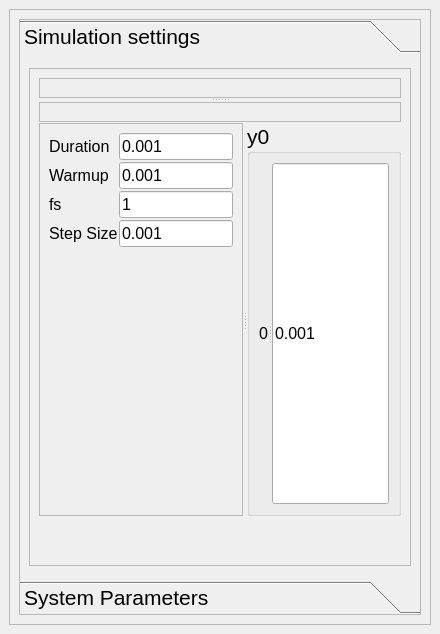
ccam80/CuNODE, file CuNODE/gui/resources/widgets/qtdesigner/sim_controller.ui: the form before one commit.
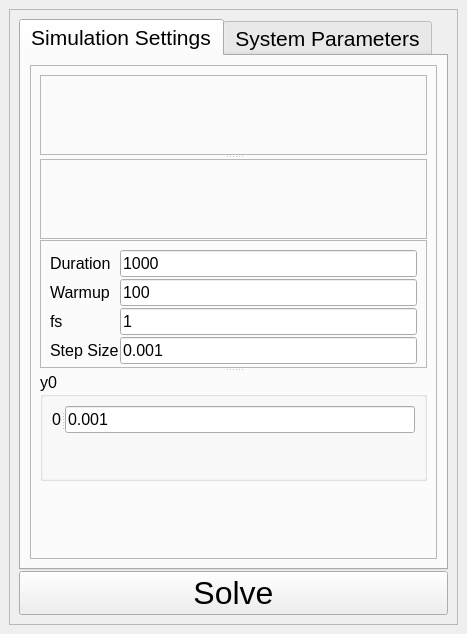
The form after the commit. The open tabs and pages were chosen to show the change. Custom widgets are drawn as their Qt base class.

Commit message: Refactor continues. Sim and plot controllers are now doing their thing appropriately, currently structuring the model controller and plot request passer. Refactored solvers and systems slightly - solver now holds no arrays, it's just a bunch of functions. Introduced genericSolver, which has all of the non-kernel guff in it, so that each solver can just overload the build_kernel method and go. Maybe. System is now not owned by solver, but fed to it as arguments, to decouple these a bit.

Diff of the .ui file:
```diff
--- a/CuNODE/gui/resources/widgets/qtdesigner/sim_controller.ui
+++ b/CuNODE/gui/resources/widgets/qtdesigner/sim_controller.ui
@@ -6,7 +6,7 @@
    <rect>
     <x>0</x>
     <y>0</y>
-    <width>440</width>
+    <width>467</width>
     <height>634</height>
    </rect>
   </property>
@@ -36,7 +36,7 @@
      </property>
      <layout class="QVBoxLayout" name="verticalLayout">
       <item>
-       <widget class="QToolBox" name="simSettingsTabs">
+       <widget class="QTabWidget" name="simSettingsTabs">
         <property name="sizePolicy">
          <sizepolicy hsizetype="Expanding" vsizetype="Expanding">
           <horstretch>1</horstretch>
@@ -48,38 +48,12 @@
           <pointsize>16</pointsize>
          </font>
         </property>
-        <property name="frameShape">
-         <enum>QFrame::Shape::StyledPanel</enum>
-        </property>
-        <property name="lineWidth">
-         <number>5</number>
-        </property>
-        <property name="midLineWidth">
-         <number>5</number>
-        </property>
         <property name="currentIndex">
          <number>1</number>
         </property>
-        <widget class="QWidget" name="simSettings_tab">
-         <property name="geometry">
-          <rect>
-           <x>0</x>
-           <y>0</y>
-           <width>400</width>
-           <height>510</height>
-          </rect>
-         </property>
-         <property name="sizePolicy">
-          <sizepolicy hsizetype="Expanding" vsizetype="Expanding">
-           <horstretch>1</horstretch>
-           <verstretch>1</verstretch>
-          </sizepolicy>
-         </property>
-         <attribute name="label">
-          <string>Simulation settings</string>
-         </attribute>
-         <attribute name="toolTip">
-          <string>Modify per-simulation settings</string>
+        <widget class="QWidget" name="SimulationSettings_tab" native="true">
+         <attribute name="title">
+          <string>Simulation Settings</string>
          </attribute>
          <layout class="QGridLayout" name="gridLayout_11">
           <item row="0" column="0" colspan="2">
@@ -118,7 +92,7 @@
                 <property name="minimumSize">
                  <size>
                   <width>0</width>
-                  <height>20</height>
+                  <height>80</height>
                  </size>
                 </property>
                 <property name="frameShape">
@@ -160,7 +134,7 @@
                </widget>
                <widget class="variable_from_to_n_scale_widget" name="param2Sweep_options">
                 <property name="sizePolicy">
-                 <sizepolicy hsizetype="Expanding" vsizetype="Expanding">
+                 <sizepolicy hsizetype="Expanding" vsizetype="MinimumExpanding">
                   <horstretch>1</horstretch>
                   <verstretch>1</verstretch>
                  </sizepolicy>
@@ -168,7 +142,7 @@
                 <property name="minimumSize">
                  <size>
                   <width>0</width>
-                  <height>20</height>
+                  <height>80</height>
                  </size>
                 </property>
                 <property name="frameShape">
@@ -211,25 +185,9 @@
               </widget>
              </item>
              <item>
-              <widget class="QSplitter" name="splitter_5">
-               <property name="sizePolicy">
-                <sizepolicy hsizetype="Expanding" vsizetype="Expanding">
-                 <horstretch>1</horstretch>
-                 <verstretch>1</verstretch>
-                </sizepolicy>
-               </property>
+              <widget class="QSplitter" name="splitter_2">
                <property name="orientation">
                 <enum>Qt::Orientation::Vertical</enum>
-               </property>
-               <widget class="QSplitter" name="splitter_4">
-                <property name="sizePolicy">
-                 <sizepolicy hsizetype="Expanding" vsizetype="Expanding">
-                  <horstretch>1</horstretch>
-                  <verstretch>1</verstretch>
-                 </sizepolicy>
-                </property>
-                <property name="orientation">
-                 <enum>Qt::Orientation::Horizontal</enum>
                 </property>
                 <widget class="QFrame" name="simTime_f">
                  <property name="sizePolicy">
@@ -409,7 +367,7 @@
                      </font>
                     </property>
                     <property name="text">
-                     <string>0.001</string>
+                    <string>100</string>
                     </property>
                     <property name="minValue" stdset="0">
                      <double>0.000000000000000</double>
@@ -436,7 +394,7 @@
                      </font>
                     </property>
                     <property name="text">
-                     <string>0.001</string>
+                    <string>1000</string>
                     </property>
                     <property name="minValue" stdset="0">
                      <double>0.000000000000000</double>
@@ -458,6 +416,11 @@
                    <verstretch>1</verstretch>
                   </sizepolicy>
                  </property>
+                <property name="font">
+                 <font>
+                  <pointsize>12</pointsize>
+                 </font>
+                </property>
                  <property name="title">
                   <string>y0</string>
                  </property>
@@ -516,8 +479,20 @@
                     </widget>
                    </widget>
                   </item>
-                 </layout>
-                </widget>
+                 <item row="1" column="0">
+                  <spacer name="verticalSpacer_2">
+                   <property name="orientation">
+                    <enum>Qt::Orientation::Vertical</enum>
+                   </property>
+                   <property name="sizeHint" stdset="0">
+                    <size>
+                     <width>20</width>
+                     <height>40</height>
+                    </size>
+                   </property>
+                  </spacer>
+                 </item>
+                </layout>
                </widget>
               </widget>
              </item>
@@ -539,22 +514,8 @@
           </item>
          </layout>
         </widget>
-        <widget class="QWidget" name="sysParams_tab">
-         <property name="geometry">
-          <rect>
-           <x>0</x>
-           <y>0</y>
-           <width>400</width>
-           <height>510</height>
-          </rect>
-         </property>
-         <property name="sizePolicy">
-          <sizepolicy hsizetype="Expanding" vsizetype="Expanding">
-           <horstretch>1</horstretch>
-           <verstretch>1</verstretch>
-          </sizepolicy>
-         </property>
-         <attribute name="label">
+        <widget class="QWidget" name="SystemParameters_tab" native="true">
+         <attribute name="title">
           <string>System Parameters</string>
          </attribute>
          <attribute name="toolTip">
@@ -597,6 +558,24 @@
         </widget>
        </widget>
       </item>
+      <item>
+       <widget class="QPushButton" name="solve_button">
+        <property name="sizePolicy">
+         <sizepolicy hsizetype="Expanding" vsizetype="Maximum">
+          <horstretch>1</horstretch>
+          <verstretch>1</verstretch>
+         </sizepolicy>
+        </property>
+        <property name="font">
+         <font>
+          <pointsize>24</pointsize>
+         </font>
+        </property>
+        <property name="text">
+         <string>Solve</string>
+        </property>
+       </widget>
+      </item>
      </layout>
     </widget>
    </item>
```
Left out of the diff: 318 changed lines with no effect on the pictures. Lines whose indentation alone changed are shown as unchanged. The commit also changes 48 other files.
